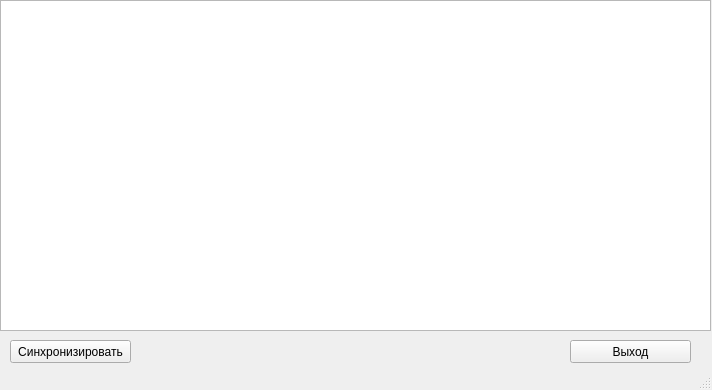
Above: mainwindow.ui from YuriyPovodyryov/SyncArchive before the change. Below: the same form after it.
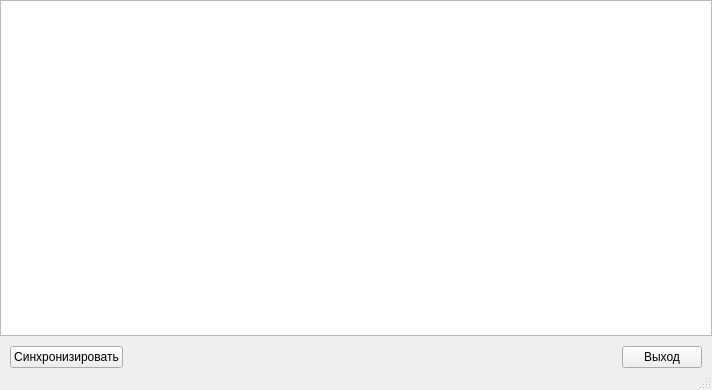
That is the form after the change. Icons and pictures are not drawn.

What changed in the file:
```diff
--- a/mainwindow.ui
+++ b/mainwindow.ui
@@ -14,15 +14,24 @@
    <string>MainWindow</string>
   </property>
   <widget class="QWidget" name="centralWidget">
+   <layout class="QVBoxLayout" name="verticalLayout">
+    <property name="spacing">
+     <number>10</number>
+    </property>
+    <property name="leftMargin">
+     <number>0</number>
+    </property>
+    <property name="topMargin">
+     <number>0</number>
+    </property>
+    <property name="rightMargin">
+     <number>0</number>
+    </property>
+    <property name="bottomMargin">
+     <number>0</number>
+    </property>
+    <item>
    <widget class="QTextEdit" name="textEdit_Log">
-    <property name="geometry">
-     <rect>
-      <x>0</x>
-      <y>0</y>
-      <width>711</width>
-      <height>331</height>
-     </rect>
-    </property>
     <property name="minimumSize">
      <size>
       <width>561</width>
@@ -37,32 +46,65 @@
 &lt;p style=&quot;-qt-paragraph-type:empty; margin-top:0px; margin-bottom:0px; margin-left:0px; margin-right:0px; -qt-block-indent:0; text-indent:0px;&quot;&gt;&lt;br /&gt;&lt;/p&gt;&lt;/body&gt;&lt;/html&gt;</string>
     </property>
    </widget>
+    </item>
+    <item>
+     <layout class="QHBoxLayout" name="horizontalLayout">
+      <property name="leftMargin">
+       <number>10</number>
+      </property>
+      <property name="rightMargin">
+       <number>10</number>
+      </property>
+      <item>
    <widget class="QPushButton" name="pushButton_Sync">
-    <property name="geometry">
-     <rect>
-      <x>10</x>
-      <y>340</y>
-      <width>121</width>
-      <height>23</height>
-     </rect>
+        <property name="maximumSize">
+         <size>
+          <width>150</width>
+          <height>16777215</height>
+         </size>
     </property>
     <property name="text">
      <string>Синхронизировать</string>
     </property>
-   </widget>
+        <property name="icon">
+         <iconset resource="syncarchive.qrc">
+          <normaloff>:/img/sync.ico</normaloff>:/img/sync.ico</iconset>
+        </property>
+       </widget>
+      </item>
+      <item>
+       <spacer name="horizontalSpacer">
+        <property name="orientation">
+         <enum>Qt::Horizontal</enum>
+        </property>
+        <property name="sizeHint" stdset="0">
+         <size>
+          <width>40</width>
+          <height>20</height>
+         </size>
+        </property>
+       </spacer>
+      </item>
+      <item>
    <widget class="QPushButton" name="pushButton_Exit">
-    <property name="geometry">
-     <rect>
-      <x>570</x>
-      <y>340</y>
-      <width>121</width>
-      <height>23</height>
-     </rect>
+        <property name="maximumSize">
+         <size>
+          <width>150</width>
+          <height>16777215</height>
+         </size>
     </property>
     <property name="text">
      <string>Выход</string>
     </property>
-   </widget>
+        <property name="icon">
+         <iconset resource="syncarchive.qrc">
+          <normaloff>:/img/exit.png</normaloff>:/img/exit.png</iconset>
+        </property>
+       </widget>
+      </item>
+     </layout>
+    </item>
+   </layout>
   </widget>
   <widget class="QStatusBar" name="statusBar"/>
  </widget>
```
Left out of the diff: 5 changed lines with no effect on the pictures. Lines whose indentation alone changed are shown as unchanged.
